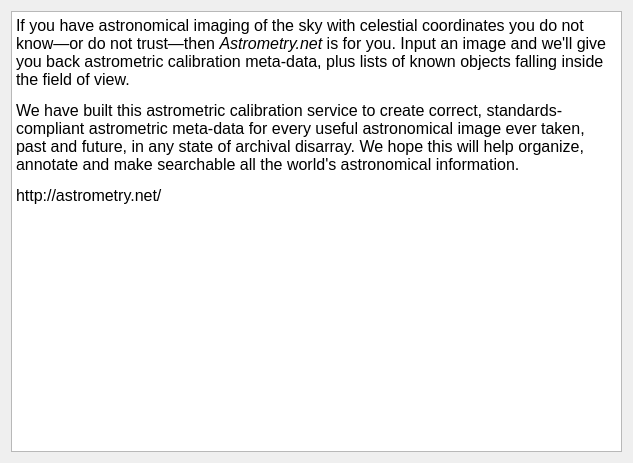
This is gui/help_help_astrometrynet.ui in myrafproject/myrafproject as Qt 5 draws it before an edit. The edited form follows.
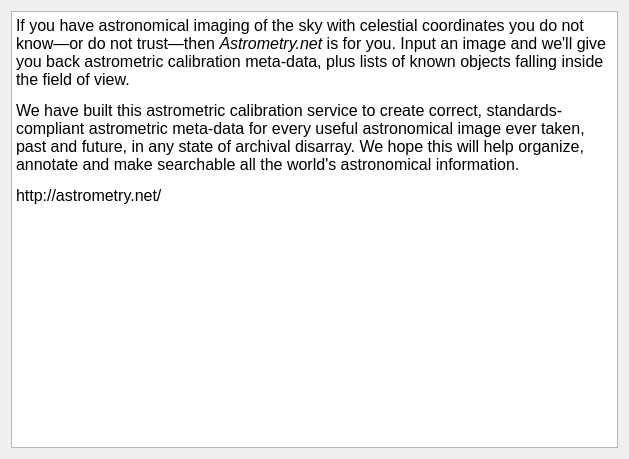
This is the edited form.

What changed in the file:
```diff
--- a/gui/help_help_astrometrynet.ui
+++ b/gui/help_help_astrometrynet.ui
@@ -16,17 +16,11 @@
   <layout class="QGridLayout" name="gridLayout">
    <item row="0" column="0">
     <widget class="QTextBrowser" name="textBrowser_7">
-     <property name="minimumSize">
-      <size>
-       <width>611</width>
-       <height>441</height>
-      </size>
-     </property>
      <property name="html">
       <string>&lt;!DOCTYPE HTML PUBLIC &quot;-//W3C//DTD HTML 4.0//EN&quot; &quot;http://www.w3.org/TR/REC-html40/strict.dtd&quot;&gt;
 &lt;html&gt;&lt;head&gt;&lt;meta name=&quot;qrichtext&quot; content=&quot;1&quot; /&gt;&lt;style type=&quot;text/css&quot;&gt;
 p, li { white-space: pre-wrap; }
-&lt;/style&gt;&lt;/head&gt;&lt;body style=&quot; font-family:'MS Shell Dlg 2'; font-size:8.25pt; font-weight:400; font-style:normal;&quot;&gt;
+&lt;/style&gt;&lt;/head&gt;&lt;body style=&quot; font-family:'Noto Sans'; font-size:10pt; font-weight:400; font-style:normal;&quot;&gt;
 &lt;p style=&quot; margin-top:12px; margin-bottom:12px; margin-left:0px; margin-right:0px; -qt-block-indent:0; text-indent:0px;&quot;&gt;&lt;span style=&quot; font-family:'verdana,arial,Bitstream Vera Sans,helvetica,sans-serif'; font-size:12pt; color:#000000;&quot;&gt;If you have astronomical imaging of the sky with celestial coordinates you do not know—or do not trust—then &lt;/span&gt;&lt;span style=&quot; font-family:'verdana,arial,Bitstream Vera Sans,helvetica,sans-serif'; font-size:12pt; font-style:italic; color:#000000;&quot;&gt;Astrometry.net&lt;/span&gt;&lt;span style=&quot; font-family:'verdana,arial,Bitstream Vera Sans,helvetica,sans-serif'; font-size:12pt; color:#000000;&quot;&gt; is for you. Input an image and we'll give you back astrometric calibration meta-data, plus lists of known objects falling inside the field of view.&lt;/span&gt;&lt;/p&gt;
 &lt;p style=&quot; margin-top:12px; margin-bottom:12px; margin-left:0px; margin-right:0px; -qt-block-indent:0; text-indent:0px;&quot;&gt;&lt;span style=&quot; font-family:'verdana,arial,Bitstream Vera Sans,helvetica,sans-serif'; font-size:12pt; color:#000000;&quot;&gt;We have built this astrometric calibration service to create correct, standards-compliant astrometric meta-data for every useful astronomical image ever taken, past and future, in any state of archival disarray. We hope this will help organize, annotate and make searchable all the world's astronomical information.&lt;/span&gt;&lt;/p&gt;
 &lt;p style=&quot; margin-top:12px; margin-bottom:12px; margin-left:0px; margin-right:0px; -qt-block-indent:0; text-indent:0px;&quot;&gt;&lt;span style=&quot; font-family:'verdana,arial,Bitstream Vera Sans,helvetica,sans-serif'; font-size:12pt; color:#000000;&quot;&gt;http://astrometry.net/&lt;/span&gt;&lt;/p&gt;&lt;/body&gt;&lt;/html&gt;</string>
```
